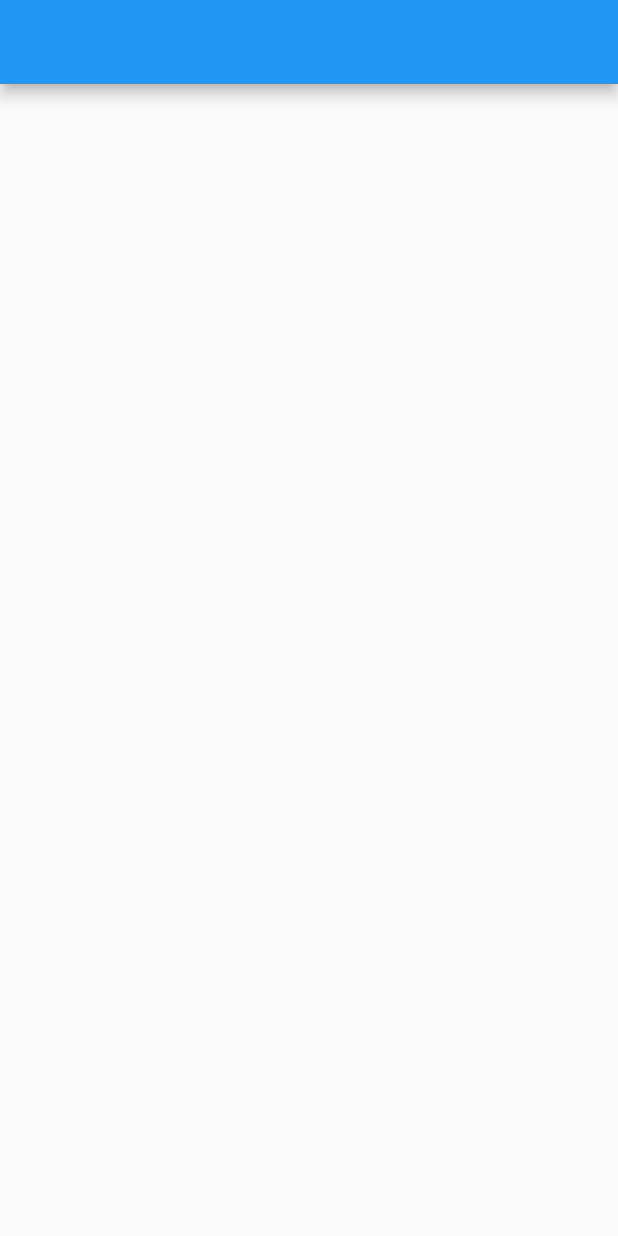
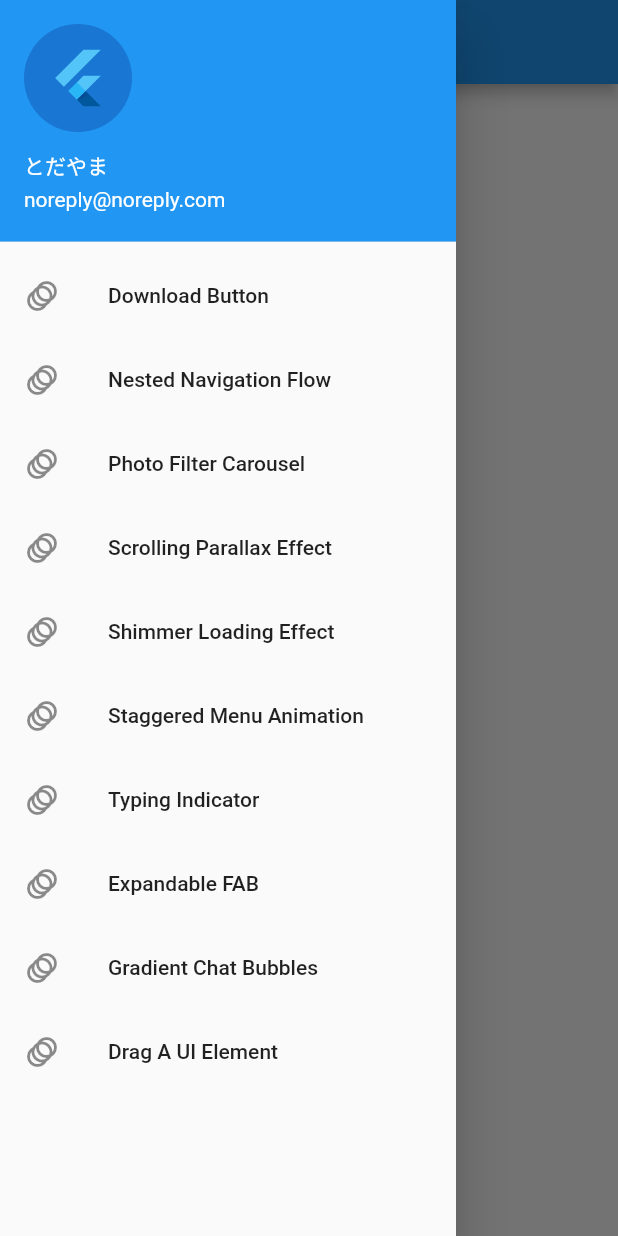
Before and after one commit to Corvus400/my-flutter-cook-book-effects-app, a Flutter app: the screen it shows after launch, with the side drawer open (before the commit the screen has no drawer), on a phone screen of 412 x 824 dp. Run offline on Flutter 3.47's test engine with Material 2 defaults, Android fonts, the phone set to English and light mode, and no system bars.

Commit message:
:sparkles: Add それぞれのコンテンツを追加 ドロワーからコンテンツを選択することでコンテンツが切り替わるようにした

```diff
--- /dev/null
+++ b/lib/contents/download_button_example.dart
@@ -0,0 +1,15 @@
+import 'package:flutter/material.dart';
+
+class DownLoadButtonExample extends StatefulWidget {
+  const DownLoadButtonExample({Key? key}) : super(key: key);
+
+  @override
+  _DownLoadButtonExampleState createState() => _DownLoadButtonExampleState();
+}
+
+class _DownLoadButtonExampleState extends State<DownLoadButtonExample> {
+  @override
+  Widget build(BuildContext context) {
+    return Container();
+  }
+}
--- a/lib/home.dart
+++ b/lib/home.dart
@@ -1,13 +1,161 @@
+import 'package:effects_cook_book_app/contents/download_button_example.dart';
+import 'package:effects_cook_book_app/contents/drag_a_ui_element_example.dart';
+import 'package:effects_cook_book_app/contents/expandable_fab_example.dart';
+import 'package:effects_cook_book_app/contents/gradient_chat_bubbles_example.dart';
+import 'package:effects_cook_book_app/contents/nested_navigation_flow_example.dart';
+import 'package:effects_cook_book_app/contents/photo_filter_carousel_example.dart';
+import 'package:effects_cook_book_app/contents/scrolling_parallax_effect_example.dart';
+import 'package:effects_cook_book_app/contents/shimmer_loading_effect_example.dart';
+import 'package:effects_cook_book_app/contents/staggered_menu_animation_example.dart';
+import 'package:effects_cook_book_app/contents/typing_indicator_example.dart';
 import 'package:flutter/material.dart';
 
-class Home extends StatelessWidget {
+class Home extends StatefulWidget {
   const Home({Key? key}) : super(key: key);
+
+  @override
+  _HomeState createState() => _HomeState();
+}
+
+class _HomeState extends State<Home> with RestorationMixin {
+  final RestorableInt _currentContentIndex = RestorableInt(0);
+
+  @override
+  String? get restorationId => 'home_current_content_index';
+
+  @override
+  void restoreState(RestorationBucket? oldBucket, bool initialRestore) {
+    registerForRestoration(_currentContentIndex, 'current_content_index');
+  }
 
   @override
   Widget build(BuildContext context) {
     return Scaffold(
-      appBar: AppBar(),
-      body: Container(),
+      appBar: AppBar(
+        title: _buildDrawerItemTitle(_ContentsType.values[_currentContentIndex.value]),
+      ),
+      body: _buildContent(_ContentsType.values[_currentContentIndex.value]),
+      drawer: Drawer(
+        child: _buildDrawer(),
+      ),
     );
   }
+
+  Widget _buildDrawer() {
+    const header = UserAccountsDrawerHeader(
+      accountName: Text('とだやま'),
+      accountEmail: Text('noreply@noreply.com'),
+      currentAccountPicture: CircleAvatar(
+        child: FlutterLogo(size: 42),
+      ),
+    );
+    var items = <Widget>[header];
+
+    for (var type in _ContentsType.values) {
+      items.add(
+          ListTile(
+            title: _buildDrawerItemTitle(type),
+            leading: _buildDrawerItemIcon(type),
+            onTap: () {
+              setState(() {
+                _currentContentIndex.value = type.index;
+                Navigator.pop(context);
+              });
+            },
+          )
+      );
+    }
+
+    return ListView(
+      children: items,
+    );
+  }
+
+  Widget _buildDrawerItemTitle(_ContentsType type) {
+    switch (type) {
+      case _ContentsType.downloadButton:
+        return const Text("Download Button");
+      case _ContentsType.nestedNavigationFlow:
+        return const Text("Nested Navigation Flow");
+      case _ContentsType.photoFilterCarousel:
+        return const Text("Photo Filter Carousel");
+      case _ContentsType.scrollingParallaxEffect:
+        return const Text("Scrolling Parallax Effect");
+      case _ContentsType.shimmerLoadingEffect:
+        return const Text("Shimmer Loading Effect");
+      case _ContentsType.staggeredMenuAnimation:
+        return const Text("Staggered Menu Animation");
+      case _ContentsType.typingIndicator:
+        return const Text("Typing Indicator");
+      case _ContentsType.expandableFAB:
+        return const Text("Expandable FAB");
+      case _ContentsType.gradientChatBubbles:
+        return const Text("Gradient Chat Bubbles");
+      case _ContentsType.dragAUIElement:
+        return const Text("Drag A UI Element");
+    }
+  }
+
+  Widget _buildDrawerItemIcon(_ContentsType type) {
+    switch (type) {
+      case _ContentsType.downloadButton:
+        return const Icon(Icons.animation);
+      case _ContentsType.nestedNavigationFlow:
+        return const Icon(Icons.animation);
+      case _ContentsType.photoFilterCarousel:
+        return const Icon(Icons.animation);
+      case _ContentsType.scrollingParallaxEffect:
+        return const Icon(Icons.animation);
+      case _ContentsType.shimmerLoadingEffect:
+        return const Icon(Icons.animation);
+      case _ContentsType.staggeredMenuAnimation:
+        return const Icon(Icons.animation);
+      case _ContentsType.typingIndicator:
+        return const Icon(Icons.animation);
+      case _ContentsType.expandableFAB:
+        return const Icon(Icons.animation);
+      case _ContentsType.gradientChatBubbles:
+        return const Icon(Icons.animation);
+      case _ContentsType.dragAUIElement:
+        return const Icon(Icons.animation);
+    }
+  }
+
+  Widget _buildContent(_ContentsType type) {
+    switch (type) {
+      case _ContentsType.downloadButton:
+        return const DownLoadButtonExample();
+      case _ContentsType.nestedNavigationFlow:
+        return const NestedNavigationFlowExample();
+      case _ContentsType.photoFilterCarousel:
+        return const PhotoFilterCarouselExample();
+      case _ContentsType.scrollingParallaxEffect:
+        return const ScrollingParallaxEffectExample();
+      case _ContentsType.shimmerLoadingEffect:
+        return const ShimmerLoadingEffectExample();
+      case _ContentsType.staggeredMenuAnimation:
+        return const StaggeredMenuAnimationExample();
+      case _ContentsType.typingIndicator:
+        return const TypingIndicatorExample();
+      case _ContentsType.expandableFAB:
+        return const ExpandableFabExample();
+      case _ContentsType.gradientChatBubbles:
+        return const GradientChatBubblesExample();
+      case _ContentsType.dragAUIElement:
+        return const DragAUiElementExample();
+    }
+  }
 }
+
+enum _ContentsType {
+  downloadButton,
+  nestedNavigationFlow,
+  photoFilterCarousel,
+  scrollingParallaxEffect,
+  shimmerLoadingEffect,
+  staggeredMenuAnimation,
+  typingIndicator,
+  expandableFAB,
+  gradientChatBubbles,
+  dragAUIElement
+}
```
Also changed, not shown: lib/contents/drag_a_ui_element_example.dart (added, +15 -0 lines), lib/contents/expandable_fab_example.dart (added, +15 -0 lines), lib/contents/gradient_chat_bubbles_example.dart (added, +15 -0 lines), lib/contents/nested_navigation_flow_example.dart (added, +15 -0 lines), lib/contents/photo_filter_carousel_example.dart (added, +15 -0 lines), lib/contents/scrolling_parallax_effect_example.dart (added, +15 -0 lines), lib/contents/shimmer_loading_effect_example.dart (added, +15 -0 lines), lib/contents/staggered_menu_animation_example.dart (added, +15 -0 lines), lib/contents/typing_indicator_example.dart (added, +15 -0 lines).
